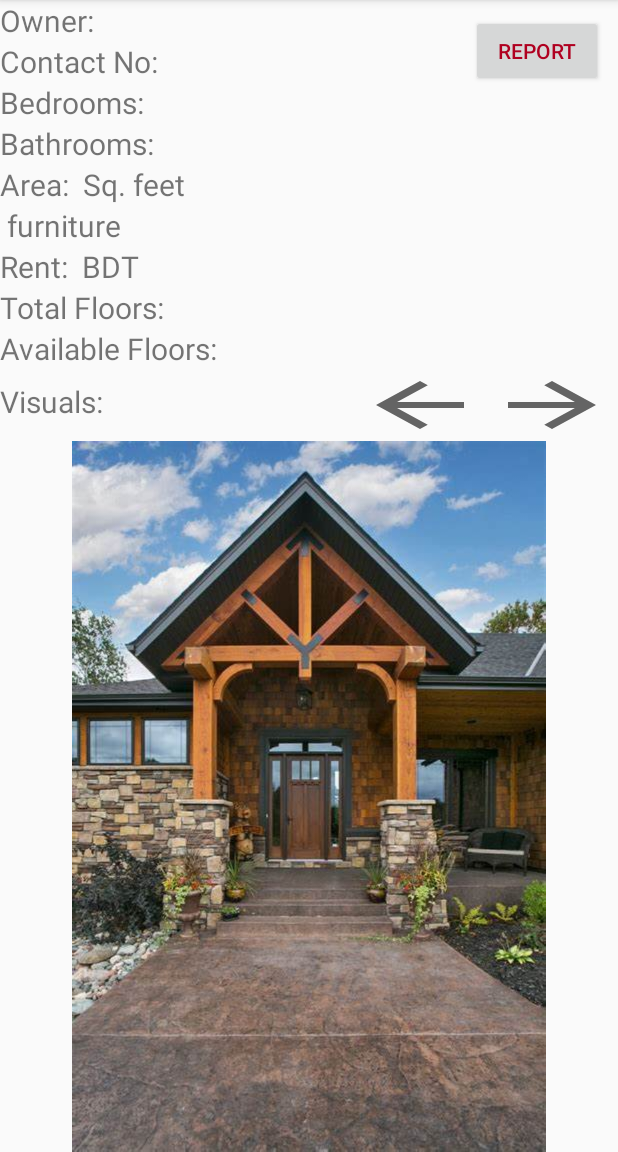
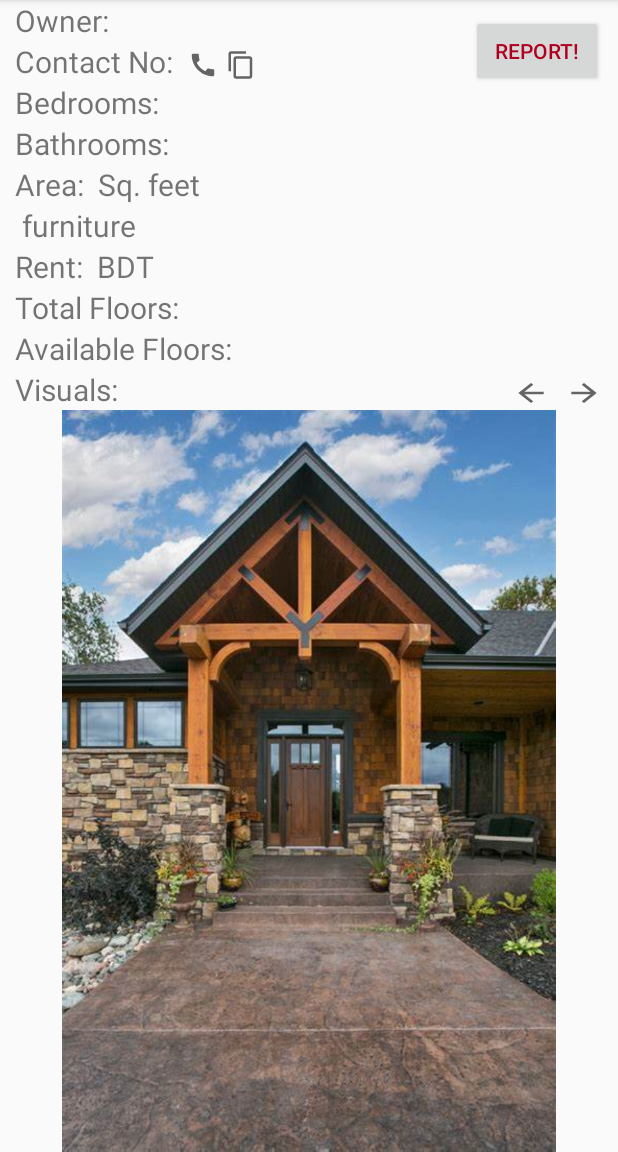
Before and after one commit to jamil314/Valo_Basha, an Android app: the InDepthApartmentDetails screen opened directly, with no data from a screen before it, on a phone screen of 412 x 824 dp, the part 84-1236 px from its top. Run offline under Robolectric (Android 15) with nearby library versions, the phone set to English and light mode, and no system bars; libraries missing offline, so code that uses them is left out: com.smarteist.autoimageslider; 10 statements that could not run were skipped.

Commit message:
call directly, copy number added

```diff
--- a/app/src/main/AndroidManifest.xml
+++ b/app/src/main/AndroidManifest.xml
@@ -10,6 +10,7 @@
     <uses-permission android:name="android.permission.ACCESS_FINE_LOCATION" />
     <uses-permission android:name="android.permission.ACCESS_COARSE_LOCATION" />
     <uses-permission android:name="android.permission.ACCESS_NETWORK_STATE" />
+    <uses-permission android:name="android.permission.CALL_PHONE" />
 
     <application
         android:allowBackup="true"
--- a/app/src/main/java/com/example/valo_basha/InDepthApartmentDetails.java
+++ b/app/src/main/java/com/example/valo_basha/InDepthApartmentDetails.java
@@ -7,7 +7,11 @@ import androidx.viewpager2.widget.MarginPageTransformer;
 import androidx.viewpager2.widget.ViewPager2;
 
 import android.app.Activity;
+import android.content.ClipData;
+import android.content.ClipboardManager;
+import android.content.Context;
 import android.content.Intent;
+import android.net.Uri;
 import android.os.Bundle;
 import android.os.Parcelable;
 import android.util.Log;
@@ -15,6 +19,7 @@ import android.view.View;
 import android.widget.Button;
 import android.widget.ImageView;
 import android.widget.TextView;
+import android.widget.Toast;
 
 import com.smarteist.autoimageslider.SliderView;
 
@@ -23,7 +28,7 @@ import java.util.List;
 
 public class InDepthApartmentDetails extends AppCompatActivity {
     int i=0, n=7;
-    Button report, right, left;
+    Button report, right, left, copy, call;
     ImageView imageView;
     int images[] = new int[7];
     @Override
@@ -70,6 +75,8 @@ public class InDepthApartmentDetails extends AppCompatActivity {
         report = findViewById(R.id.btn_report);
         right = findViewById(R.id.btn_right);
         left = findViewById(R.id.btn_left);
+        copy = findViewById(R.id.btn_copy);
+        call = findViewById(R.id.btn_call);
         imageView = findViewById(R.id.image_view);
         images[0]= R.drawable.apartment_entrance;
         images[1]= R.drawable.apartment_with_furniture;
@@ -101,6 +108,27 @@ public class InDepthApartmentDetails extends AppCompatActivity {
                 startActivity(ri);
             }
         });
-
+        copy.setOnClickListener(new View.OnClickListener() {
+            @Override
+            public void onClick(View view) {
+                ClipboardManager clipboardManager = (ClipboardManager) getSystemService(Context.CLIPBOARD_SERVICE);
+                ClipData clip = ClipData.newPlainText("number", mobile_no.getText().toString());
+                clipboardManager.setPrimaryClip(clip);
+                Toast toast = Toast.makeText(getApplicationContext(), "Copied", Toast.LENGTH_SHORT);
+                toast.show();
+            }
+        });
+        call.setOnClickListener(new View.OnClickListener() {
+            @Override
+            public void onClick(View view) {
+                String s ="tel:"+apartment.contactInfo;
+                Log.d("JAMIL", s);
+                Toast toast = Toast.makeText(getApplicationContext(), "Calling "+apartment.owner , Toast.LENGTH_SHORT);
+                toast.show();
+                Intent intent1 = new Intent(Intent.ACTION_DIAL);
+                intent1.setData(Uri.parse(s));
+                startActivity(intent1);
+            }
+        });
     }
 }
--- /dev/null
+++ b/app/src/main/res/drawable/ic_baseline_call_24.xml
@@ -0,0 +1,10 @@
+<vector xmlns:android="http://schemas.android.com/apk/res/android"
+    android:width="24dp"
+    android:height="24dp"
+    android:viewportWidth="24"
+    android:viewportHeight="24"
+    android:tint="?attr/colorControlNormal">
+  <path
+      android:fillColor="@android:color/white"
+      android:pathData="M20.01,15.38c-1.23,0 -2.42,-0.2 -3.53,-0.56 -0.35,-0.12 -0.74,-0.03 -1.01,0.24l-1.57,1.97c-2.83,-1.35 -5.48,-3.9 -6.89,-6.83l1.95,-1.66c0.27,-0.28 0.35,-0.67 0.24,-1.02 -0.37,-1.11 -0.56,-2.3 -0.56,-3.53 0,-0.54 -0.45,-0.99 -0.99,-0.99H4.19C3.65,3 3,3.24 3,3.99 3,13.28 10.73,21 20.01,21c0.71,0 0.99,-0.63 0.99,-1.18v-3.45c0,-0.54 -0.45,-0.99 -0.99,-0.99z"/>
+</vector>
--- /dev/null
+++ b/app/src/main/res/drawable/ic_baseline_content_copy_24.xml
@@ -0,0 +1,10 @@
+<vector xmlns:android="http://schemas.android.com/apk/res/android"
+    android:width="24dp"
+    android:height="24dp"
+    android:viewportWidth="24"
+    android:viewportHeight="24"
+    android:tint="?attr/colorControlNormal">
+  <path
+      android:fillColor="@android:color/white"
+      android:pathData="M16,1L4,1c-1.1,0 -2,0.9 -2,2v14h2L4,3h12L16,1zM19,5L8,5c-1.1,0 -2,0.9 -2,2v14c0,1.1 0.9,2 2,2h11c1.1,0 2,-0.9 2,-2L21,7c0,-1.1 -0.9,-2 -2,-2zM19,21L8,21L8,7h11v14z"/>
+</vector>
--- a/app/src/main/res/layout/activity_in_depth_apartment_details.xml
+++ b/app/src/main/res/layout/activity_in_depth_apartment_details.xml
@@ -16,6 +16,9 @@
         <LinearLayout
             android:layout_width="wrap_content"
             android:layout_height="wrap_content">
+            <Space
+                android:layout_width="10dp"
+                android:layout_height="wrap_content"/>
 
             <TextView
                 android:layout_width="wrap_content"
@@ -33,6 +36,9 @@
         <LinearLayout
             android:layout_width="wrap_content"
             android:layout_height="wrap_content">
+            <Space
+                android:layout_width="10dp"
+                android:layout_height="wrap_content"/>
 
             <TextView
                 android:layout_width="wrap_content"
@@ -45,12 +51,33 @@
                 android:layout_width="wrap_content"
                 android:layout_height="wrap_content"
                 android:textSize="20sp" />
+            <Space
+                android:layout_width="5dp"
+                android:layout_height="wrap_content"/>
+
+            <Button
+                android:id="@+id/btn_call"
+                android:layout_width="20dp"
+                android:layout_height="20dp"
+                android:background="@drawable/ic_baseline_call_24" />
+            <Space
+                android:layout_width="5dp"
+                android:layout_height="wrap_content"/>
+
+            <Button
+                android:id="@+id/btn_copy"
+                android:layout_width="20dp"
+                android:layout_height="20dp"
+                android:background="@drawable/ic_baseline_content_copy_24" />
         </LinearLayout>
 
 
         <LinearLayout
             android:layout_width="wrap_content"
             android:layout_height="wrap_content">
+            <Space
+                android:layout_width="10dp"
+                android:layout_height="wrap_content"/>
 
             <TextView
                 android:layout_width="wrap_content"
@@ -68,6 +95,9 @@
         <LinearLayout
             android:layout_width="wrap_content"
             android:layout_height="wrap_content">
+            <Space
+                android:layout_width="10dp"
+                android:layout_height="wrap_content"/>
 
             <TextView
                 android:layout_width="wrap_content"
@@ -85,6 +115,9 @@
         <LinearLayout
             android:layout_width="wrap_content"
             android:layout_height="wrap_content">
+            <Space
+                android:layout_width="10dp"
+                android:layout_height="wrap_content"/>
 
             <TextView
                 android:layout_width="wrap_content"
@@ -109,6 +142,9 @@
         <LinearLayout
             android:layout_width="wrap_content"
             android:layout_height="wrap_content">
+            <Space
+                android:layout_width="10dp"
+                android:layout_height="wrap_content"/>
 
             <TextView
                 android:id="@+id/furniture"
@@ -127,6 +163,9 @@
         <LinearLayout
             android:layout_width="wrap_content"
             android:layout_height="wrap_content">
+            <Space
+                android:layout_width="10dp"
+                android:layout_height="wrap_content"/>
 
             <TextView
                 android:layout_width="wrap_content"
@@ -151,6 +190,9 @@
         <LinearLayout
             android:layout_width="wrap_content"
             android:layout_height="wrap_content">
+            <Space
+                android:layout_width="10dp"
+                android:layout_height="wrap_content"/>
 
             <TextView
                 android:layout_width="wrap_content"
@@ -169,6 +211,9 @@
         <LinearLayout
             android:layout_width="wrap_content"
             android:layout_height="wrap_content">
+            <Space
+                android:layout_width="10dp"
+                android:layout_height="wrap_content"/>
 
             <TextView
                 android:layout_width="wrap_content"
@@ -188,6 +233,9 @@
         <LinearLayout
             android:layout_width="match_parent"
             android:layout_height="wrap_content">
+            <Space
+                android:layout_width="10dp"
+                android:layout_height="wrap_content"/>
             <TextView
                 android:layout_width="wrap_content"
                 android:layout_height="wrap_content"
@@ -201,15 +249,21 @@
 
             <Button
                 android:id="@+id/btn_left"
-                android:layout_width="wrap_content"
-                android:layout_height="wrap_content"
+                android:layout_width="25dp"
+                android:layout_height="20dp"
                 android:background="@drawable/ic_baseline_arrow_back_24"/>
+            <Space
+                android:layout_width="10dp"
+                android:layout_height="wrap_content"/>
 
             <Button
                 android:id="@+id/btn_right"
-                android:layout_width="wrap_content"
-                android:layout_height="wrap_content"
+                android:layout_width="25dp"
+                android:layout_height="20dp"
                 android:background="@drawable/ic_baseline_arrow_forward_24"/>
+            <Space
+                android:layout_width="10dp"
+                android:layout_height="wrap_content"/>
 
         </LinearLayout>
 
@@ -233,7 +287,7 @@
         android:layout_marginTop="10dp"
         android:layout_marginEnd="10dp"
         android:layout_marginRight="10dp"
-        android:text="Report"
+        android:text="Report!"
         android:textColor="@color/design_default_color_error"
         app:layout_constraintEnd_toEndOf="parent"
         app:layout_constraintTop_toTopOf="parent" />
```
